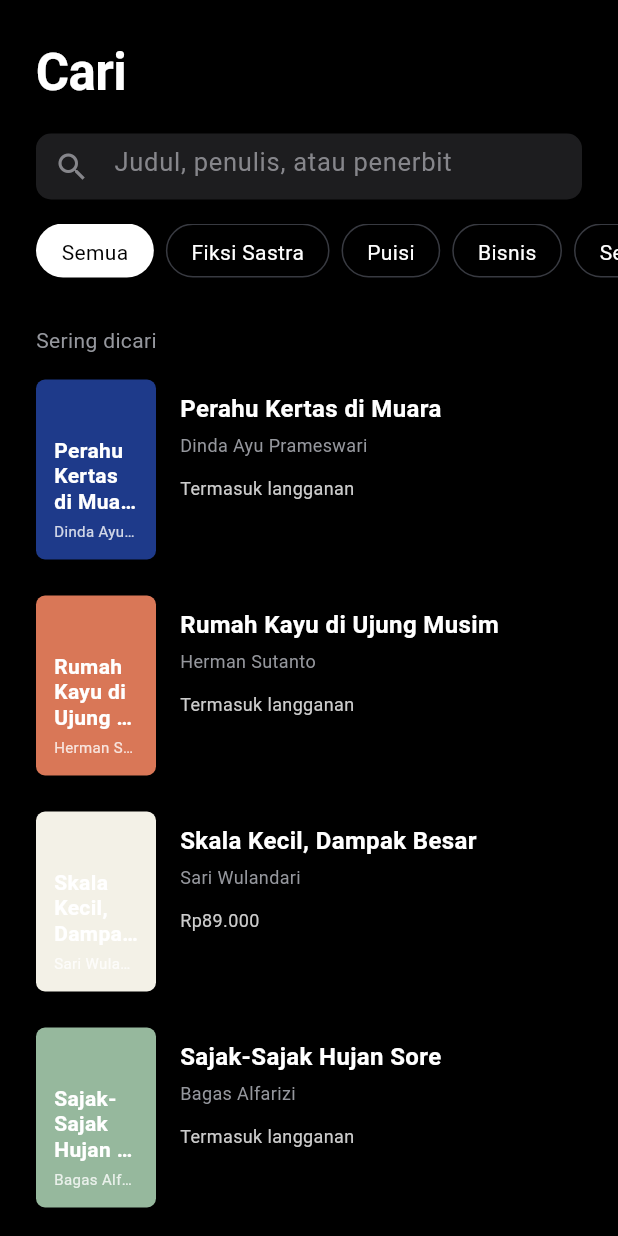
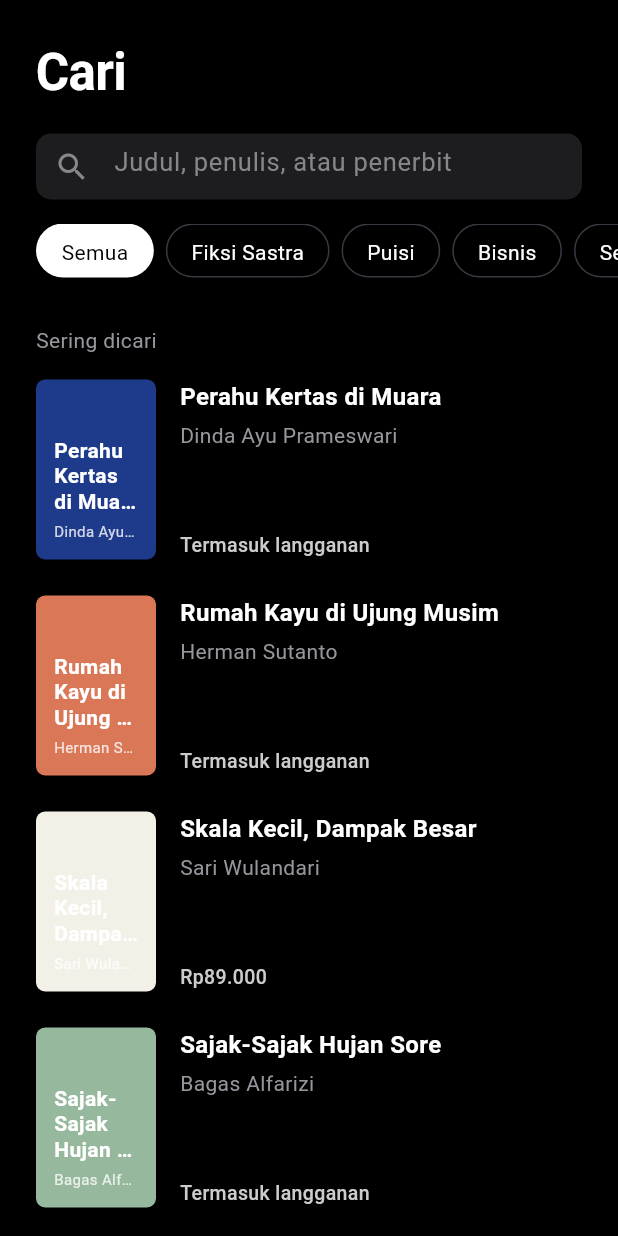
Before and after one commit to TnIsmail-World/Vibe-Coding---Baca-Nusantara, a Flutter app: the SearchScreen screen opened directly, on a phone screen of 412 x 824 dp. Run offline on Flutter 3.47's test engine with Material 3 defaults, Android fonts, the phone set to English and light mode, and no system bars; our stand-ins replace firebase_auth, firebase_core; accounts and stored records are empty.

Commit message:
fix: resolve search screen filter logic and book item layout

```diff
--- a/lib/features/search/screens/search_screen.dart
+++ b/lib/features/search/screens/search_screen.dart
@@ -18,8 +18,11 @@ class SearchScreen extends StatelessWidget {
     return Scaffold(
       backgroundColor: bgColor,
       body: SafeArea(
-        child: SingleChildScrollView(
-          child: Column(
+        child: ListenableBuilder(
+          listenable: AppState.instance,
+          builder: (context, _) {
+            return SingleChildScrollView(
+              child: Column(
             crossAxisAlignment: CrossAxisAlignment.start,
             children: [
               // Title
@@ -131,6 +134,9 @@ class SearchScreen extends StatelessWidget {
             ],
           ),
         ),
+      );
+    },
+  ),
       ),
     );
   }
--- a/lib/shared/widgets/vertical_book_list_item.dart
+++ b/lib/shared/widgets/vertical_book_list_item.dart
@@ -48,10 +48,11 @@ class VerticalBookListItem extends StatelessWidget {
           ),
           const SizedBox(width: 16),
           Expanded(
+            child: SizedBox(
+              height: 120, // matching BookCover height
               child: Column(
                 crossAxisAlignment: CrossAxisAlignment.start,
                 children: [
-                const SizedBox(height: 8),
                   Text(
                     title,
                     style: TextStyle(
@@ -66,19 +67,23 @@ class VerticalBookListItem extends StatelessWidget {
                   Text(
                     author,
                     style: TextStyle(
-                    fontSize: 12,
+                      fontSize: 14,
                       color: isDark ? const Color(0xFF95979D) : const Color(0xFF86868B),
                     ),
+                    maxLines: 1,
+                    overflow: TextOverflow.ellipsis,
                   ),
-                const SizedBox(height: 12),
+                  const Spacer(),
                   Text(
                     label,
                     style: TextStyle(
-                    fontSize: 12,
-                    color: isDark ? const Color(0xFFCCCCCC) : const Color(0xFF333333), // slightly darker for label
+                      fontSize: 13,
+                      fontWeight: FontWeight.w500,
+                      color: isDark ? const Color(0xFFCCCCCC) : const Color(0xFF555555),
                     ),
                   ),
                 ],
+              ),
             ),
           ),
         ],
```
Lines whose indentation alone changed are shown as unchanged.
